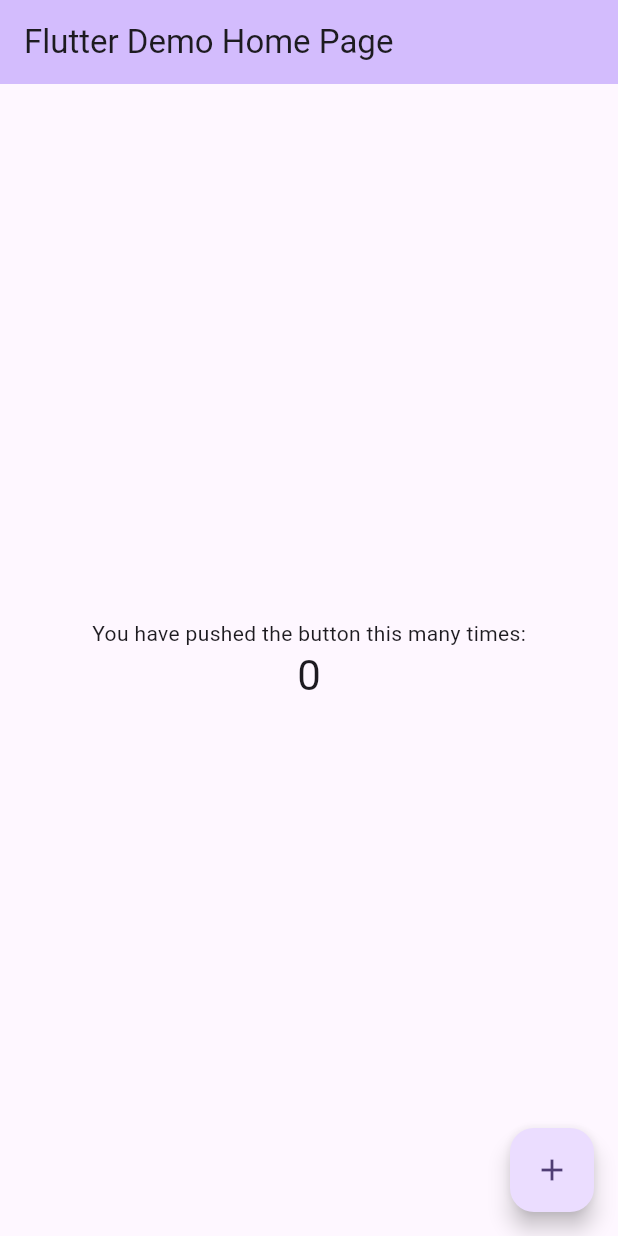
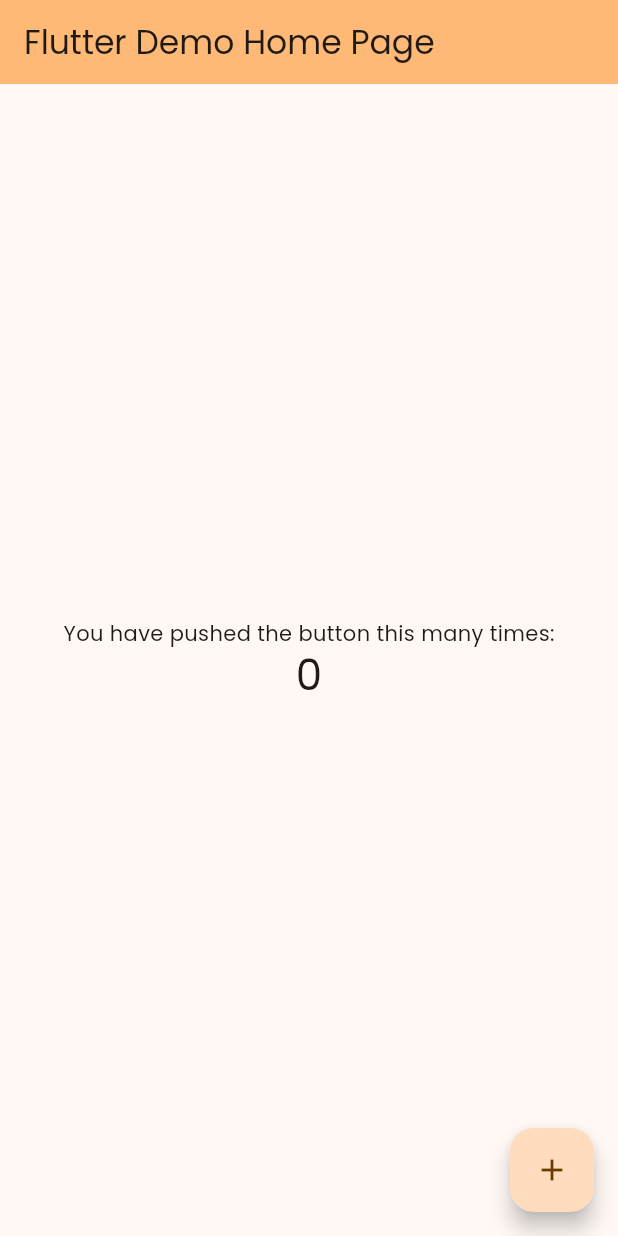
Before and after one commit to basti456/BlogAppFlutter, a Flutter app: the screen it shows after launch, on a phone screen of 412 x 824 dp. Run offline on Flutter 3.47's test engine with Material 3 defaults, Android fonts, the phone set to English and light mode, and no system bars; our stand-ins replace google_fonts.

```diff
--- a/lib/core/constants/blog_assets.dart
+++ b/lib/core/constants/blog_assets.dart
@@ -0,0 +1,3 @@
+class BlogAssets {
+  BlogAssets._();
+}
--- a/lib/core/constants/blog_colors.dart
+++ b/lib/core/constants/blog_colors.dart
@@ -0,0 +1,8 @@
+import 'package:flutter/material.dart';
+
+class BlogColors {
+  BlogColors._();
+
+  static const Color primaryColor = Colors.orange;
+  static const Color secondaryColor = Colors.green;
+}
--- a/lib/core/constants/blog_strings.dart
+++ b/lib/core/constants/blog_strings.dart
@@ -0,0 +1,6 @@
+class BlogStrings {
+  const BlogStrings._();
+
+  static const String appName = "Journo";
+
+}
--- a/lib/core/themes/blog_themes.dart
+++ b/lib/core/themes/blog_themes.dart
@@ -0,0 +1,16 @@
+import 'package:blog_app/core/constants/blog_colors.dart';
+import 'package:flutter/material.dart';
+import 'package:google_fonts/google_fonts.dart';
+
+class BlogThemes {
+  BlogThemes._();
+  static final light = ThemeData(
+      colorScheme: ColorScheme.fromSeed(seedColor: BlogColors.primaryColor),
+      useMaterial3: true,
+      fontFamily: GoogleFonts.poppins().fontFamily);
+
+  static final dark = ThemeData(
+      colorScheme: ColorScheme.fromSeed(seedColor: BlogColors.secondaryColor),
+      useMaterial3: true,
+      fontFamily: GoogleFonts.poppins().fontFamily);
+}
--- a/lib/main.dart
+++ b/lib/main.dart
@@ -1,4 +1,6 @@
 import 'package:flutter/material.dart';
+import 'core/constants/blog_strings.dart';
+import 'core/themes/blog_themes.dart';
 
 void main() {
   runApp(const MyApp());
@@ -11,26 +13,9 @@ class MyApp extends StatelessWidget {
   @override
   Widget build(BuildContext context) {
     return MaterialApp(
-      title: 'Flutter Demo',
-      theme: ThemeData(
-        // This is the theme of your application.
-        //
-        // TRY THIS: Try running your application with "flutter run". You'll see
-        // the application has a purple toolbar. Then, without quitting the app,
-        // try changing the seedColor in the colorScheme below to Colors.green
-        // and then invoke "hot reload" (save your changes or press the "hot
-        // reload" button in a Flutter-supported IDE, or press "r" if you used
-        // the command line to start the app).
-        //
-        // Notice that the counter didn't reset back to zero; the application
-        // state is not lost during the reload. To reset the state, use hot
-        // restart instead.
-        //
-        // This works for code too, not just values: Most code changes can be
-        // tested with just a hot reload.
-        colorScheme: ColorScheme.fromSeed(seedColor: Colors.deepPurple),
-        useMaterial3: true,
-      ),
+      title: BlogStrings.appName,
+      theme:BlogThemes.light,
+      darkTheme: BlogThemes.dark,
       home: const MyHomePage(title: 'Flutter Demo Home Page'),
     );
   }
@@ -38,18 +23,7 @@ class MyApp extends StatelessWidget {
 
 class MyHomePage extends StatefulWidget {
   const MyHomePage({super.key, required this.title});
-
-  // This widget is the home page of your application. It is stateful, meaning
-  // that it has a State object (defined below) that contains fields that affect
-  // how it looks.
-
-  // This class is the configuration for the state. It holds the values (in this
-  // case the title) provided by the parent (in this case the App widget) and
-  // used by the build method of the State. Fields in a Widget subclass are
-  // always marked "final".
-
   final String title;
-
   @override
   State<MyHomePage> createState() => _MyHomePageState();
 }
--- /dev/null
+++ b/lib/presentation/screens/splash/splash_imports.dart
@@ -0,0 +1,3 @@
+import 'package:flutter/material.dart';
+
+part 'splash.dart';
```
Also changed, not shown: lib/presentation/screens/splash/splash.dart (added, +15 -0 lines), pubspec.yaml (+18 -1 lines), pubspec.lock, 1 other file.
